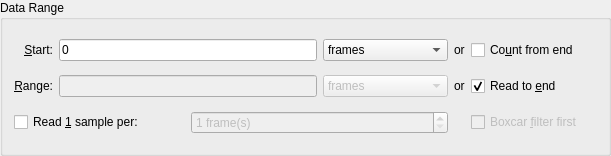
Kst-plot/kst, file src/widgets/datarange.ui: the form before one commit.
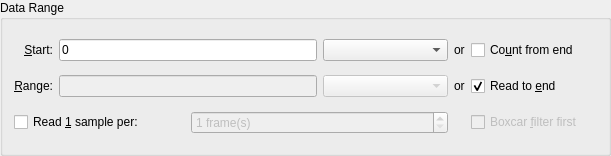
The form after the commit.

Commit message: The "easy part" of doing index lookup with fields other than frame number.

What changed in the file:
```diff
--- a/src/widgets/datarange.ui
+++ b/src/widgets/datarange.ui
@@ -225,11 +225,6 @@
         <property name="si" stdset="0">
          <string>start units</string>
         </property>
-        <item>
-         <property name="text">
-          <string>frames</string>
-         </property>
-        </item>
        </widget>
       </item>
       <item row="1" column="3">
@@ -240,11 +235,6 @@
         <property name="si" stdset="0">
          <string>range units</string>
         </property>
-        <item>
-         <property name="text">
-          <string>frames</string>
-         </property>
-        </item>
        </widget>
       </item>
      </layout>
```
The commit also changes 12 other files.
